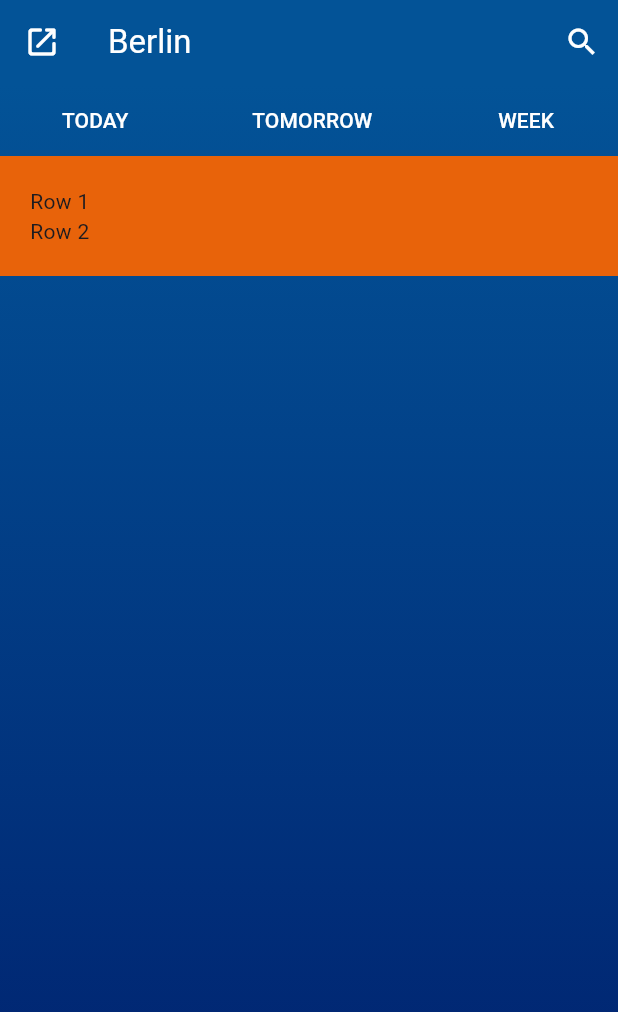
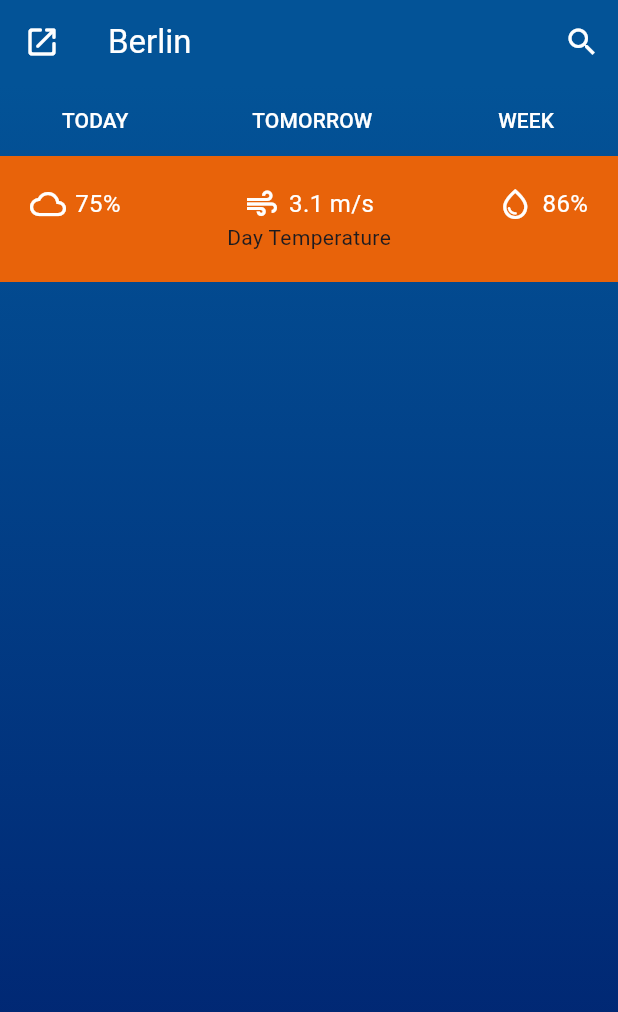
Before and after one commit to ramos-vini/skycast-weather-app, a Flutter app: the screen it shows after launch, on a phone screen of 412 x 824 dp. Shown: the top 1012 px of the screen. Run offline on Flutter 3.47's test engine with Material 3 defaults, Android fonts, the phone set to English and light mode, and no system bars.

Commit message:
[FEP-21] created day_conditions Widget

```diff
--- a/app/lib/screens/day_screen.dart
+++ b/app/lib/screens/day_screen.dart
@@ -1,4 +1,6 @@
 import 'package:flutter/material.dart';
+import 'package:app/widgets/day_conditions.dart';
+import 'package:app/widgets/day_temperature.dart';
 
 class DayScreen extends StatefulWidget {
   const DayScreen({super.key});
@@ -12,12 +14,8 @@ class _DayScreenState extends State<DayScreen> {
   Widget build(BuildContext context) {
     return const Column(
       children: [
-        Row(
-          children: [Text('Row 1')],
-        ),
-        Row(
-          children: [Text('Row 2')],
-        ),
+        DayConditions(),
+        DayTemperature(),
       ],
     );
   }
--- a/app/lib/screens/home_screen.dart
+++ b/app/lib/screens/home_screen.dart
@@ -1,7 +1,7 @@
 import 'package:flutter/material.dart';
-import 'package:app/widgets/timeframe_header.dart';
+import 'package:app/widgets/timeframe_selector.dart';
 import 'package:app/screens/day_screen.dart';
-import 'package:app/screens/week_screen.dart';
+// import 'package:app/screens/week_screen.dart';
 import 'package:app/data/app_colors.dart';
 
 class Home extends StatefulWidget {
@@ -41,10 +41,9 @@ class _HomeState extends State<Home> {
                 end: Alignment.bottomCenter)),
         child: Column(
           children: [
-            const TimeframeHeader(),
+            const TimeframeSelector(),
             Container(
                 padding: const EdgeInsets.all(20),
-                //color: Colors.yellow,
                 color: AppColors.orange,
                 child: currentTimeframe)
           ],
--- /dev/null
+++ b/app/lib/widgets/day_conditions.dart
@@ -0,0 +1,41 @@
+import 'package:flutter/material.dart';
+
+class DayConditions extends StatefulWidget {
+  const DayConditions({super.key});
+
+  @override
+  State<DayConditions> createState() => _DayConditionsState();
+}
+
+class _DayConditionsState extends State<DayConditions> {
+  @override
+  Widget build(BuildContext context) {
+    return const Row(
+      mainAxisAlignment: MainAxisAlignment.spaceBetween,
+      crossAxisAlignment: CrossAxisAlignment.center,
+      children: [
+        Row(
+          children: [
+            Icon(Icons.cloud_outlined, color: Colors.white,),
+            SizedBox(width: 6),
+            Text('75%', style: TextStyle(color: Colors.white, fontSize: 16),)
+          ],
+        ),
+        Row(
+          children: [
+            Icon(Icons.air_outlined, color: Colors.white,),
+            SizedBox(width: 6),
+            Text('3.1 m/s', style: TextStyle(color: Colors.white, fontSize: 16),)
+          ],
+        ),
+        Row(
+          children: [
+            Icon(Icons.water_drop_outlined, color: Colors.white,),
+            SizedBox(width: 6),
+            Text('86%', style: TextStyle(color: Colors.white, fontSize: 16),)
+          ],
+        )
+      ],
+    );
+  }
+}
--- /dev/null
+++ b/app/lib/widgets/day_temperature.dart
@@ -0,0 +1,15 @@
+import 'package:flutter/material.dart';
+
+class DayTemperature extends StatefulWidget {
+  const DayTemperature({super.key});
+
+  @override
+  State<DayTemperature> createState() => _DayTemperatureState();
+}
+
+class _DayTemperatureState extends State<DayTemperature> {
+  @override
+  Widget build(BuildContext context) {
+    return const Text('Day Temperature');
+  }
+}
--- a/app/lib/widgets/timeframe_header.dart
+++ b/app/lib/widgets/timeframe_selector.dart
@@ -1,7 +1,7 @@
 import 'package:flutter/material.dart';
 
-class TimeframeHeader extends StatelessWidget {
-  const TimeframeHeader({
+class TimeframeSelector extends StatelessWidget {
+  const TimeframeSelector({
     super.key,
   });
 
```
